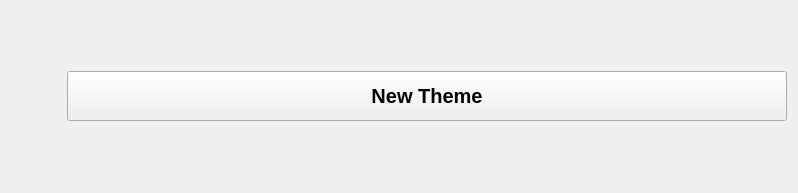
Old version of the form themewidget.ui in the repository imanirajdoost/color-theme-manager.
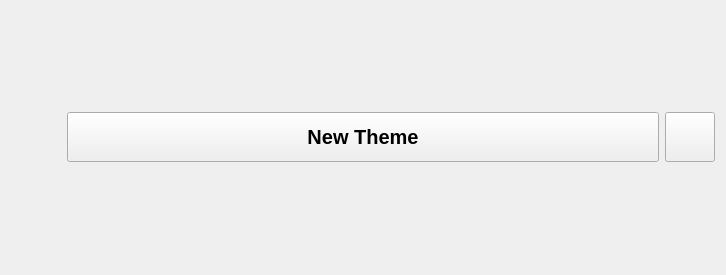
New version of the form. Icons and pictures are not drawn.

Diff of the .ui file:
```diff
--- a/themewidget.ui
+++ b/themewidget.ui
@@ -6,14 +6,14 @@
    <rect>
     <x>0</x>
     <y>0</y>
-    <width>798</width>
-    <height>193</height>
+    <width>726</width>
+    <height>275</height>
    </rect>
   </property>
   <property name="windowTitle">
    <string>Form</string>
   </property>
-  <layout class="QHBoxLayout" name="horizontalLayout" stretch="1,5">
+  <layout class="QHBoxLayout" name="horizontalLayout" stretch="1,5,1">
    <item>
     <widget class="QLabel" name="theme_image">
      <property name="sizePolicy">
@@ -65,6 +65,28 @@
      </property>
     </widget>
    </item>
+   <item>
+    <widget class="QPushButton" name="pushButton">
+     <property name="sizePolicy">
+      <sizepolicy hsizetype="Fixed" vsizetype="Fixed">
+       <horstretch>0</horstretch>
+       <verstretch>0</verstretch>
+      </sizepolicy>
+     </property>
+     <property name="maximumSize">
+      <size>
+       <width>50</width>
+       <height>50</height>
+      </size>
+     </property>
+     <property name="styleSheet">
+      <string notr="true">border-image: url(:/icons/folder.png);</string>
+     </property>
+     <property name="text">
+      <string/>
+     </property>
+    </widget>
+   </item>
   </layout>
  </widget>
  <resources>
```
